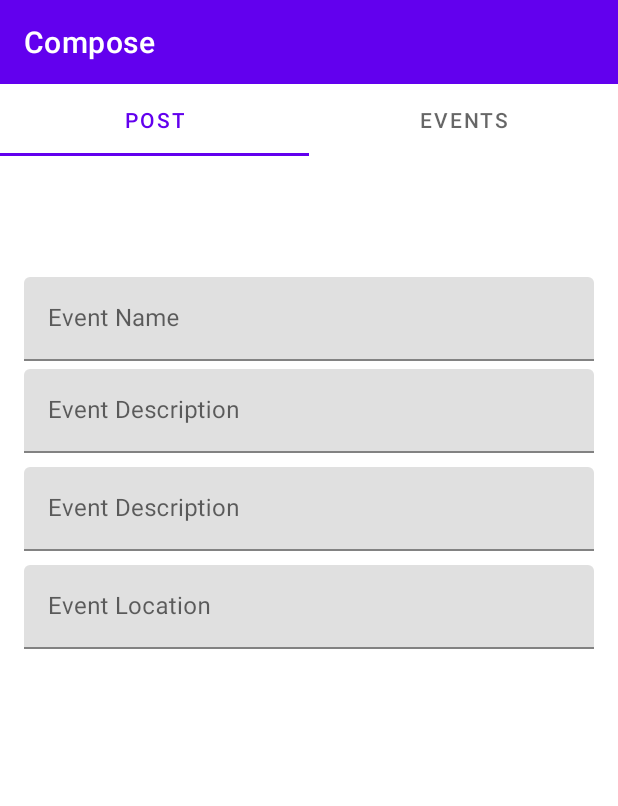
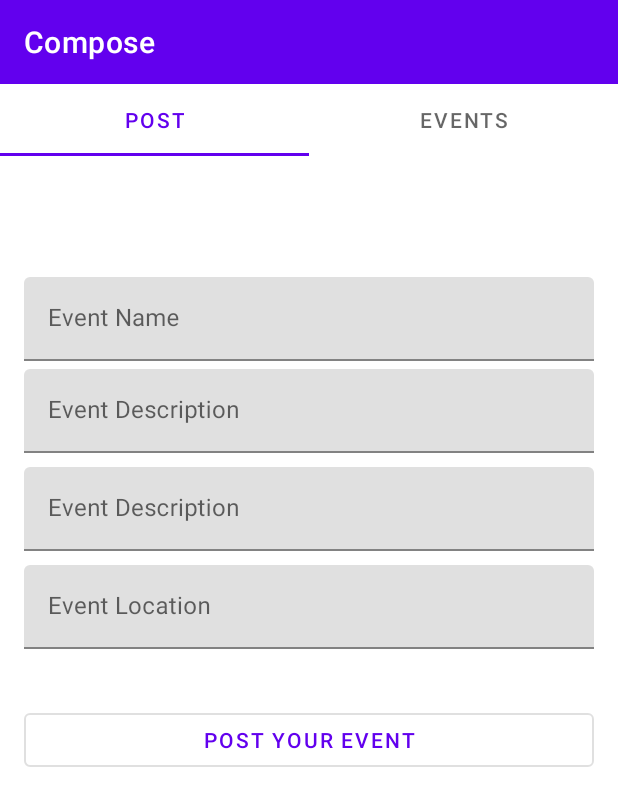
Before and after one commit to patrice99/Patrice-MusicApp, an Android app: the fragment ComposeEventFragment placed in its activity, on a phone screen of 412 x 824 dp. Shown: the top 806 px of the screen. Run offline under Robolectric (Android 15) with nearby library versions, the phone set to English and light mode, and no system bars; libraries missing offline, so code that uses them is left out: com.parse.

Commit message:
Set on click listener on the done button and added savemethod which got the data from the edit texts and saved the event in background to Parse

```diff
--- a/app/src/main/java/com/example/patrice_musicapp/fragments/ComposeEventFragment.java
+++ b/app/src/main/java/com/example/patrice_musicapp/fragments/ComposeEventFragment.java
@@ -1,28 +1,53 @@
 package com.example.patrice_musicapp.fragments;
 
 import android.app.DatePickerDialog;
+import android.content.Intent;
 import android.os.Bundle;
 
 import androidx.annotation.NonNull;
 import androidx.annotation.Nullable;
 import androidx.fragment.app.Fragment;
 
+import android.util.Log;
 import android.view.LayoutInflater;
 import android.view.View;
 import android.view.ViewGroup;
+import android.widget.Button;
 import android.widget.DatePicker;
 import android.widget.EditText;
+import android.widget.ImageView;
+import android.widget.Toast;
 
 import com.example.patrice_musicapp.R;
+import com.example.patrice_musicapp.activities.MainActivity;
+import com.example.patrice_musicapp.models.Event;
+import com.example.patrice_musicapp.models.Post;
+import com.example.patrice_musicapp.utils.ImageUtil;
+import com.google.android.gms.maps.model.LatLng;
+import com.parse.ParseException;
+import com.parse.ParseFile;
+import com.parse.ParseGeoPoint;
+import com.parse.ParseUser;
+import com.parse.SaveCallback;
 
+import java.io.File;
+import java.io.IOException;
 import java.text.SimpleDateFormat;
 import java.util.Calendar;
+import java.util.Date;
 import java.util.Locale;
 
 
 public class ComposeEventFragment extends Fragment {
     final Calendar myCalendar = Calendar.getInstance();
+    public static final String TAG = ComposeEventFragment.class.getSimpleName();
+    Date date;
     EditText etDate;
+    EditText etName;
+    EditText etDescription;
+    EditText etLocation;
+    ImageView ivEventImage;
+    Button btnDone;
 
     @Override
     public View onCreateView(LayoutInflater inflater, ViewGroup container,
@@ -36,7 +61,13 @@ public class ComposeEventFragment extends Fragment {
         super.onViewCreated(view, savedInstanceState);
 
         etDate = view.findViewById(R.id.etDate);
-        final DatePickerDialog.OnDateSetListener date = new DatePickerDialog.OnDateSetListener() {
+        etName = view.findViewById(R.id.etName);
+        etDescription = view.findViewById(R.id.etDescription);
+        etLocation = view.findViewById(R.id.etLocation);
+        ivEventImage = view.findViewById(R.id.ivEventImage);
+        btnDone = view.findViewById(R.id.btnDone);
+
+        final DatePickerDialog.OnDateSetListener datePicker = new DatePickerDialog.OnDateSetListener() {
 
 
             @Override
@@ -45,17 +76,78 @@ public class ComposeEventFragment extends Fragment {
                 myCalendar.set(Calendar.MONTH, monthOfYear);
                 myCalendar.set(Calendar.DAY_OF_MONTH, dayOfMonth);
                 updateLabel();
+
+                Calendar calendar = Calendar.getInstance();
+                calendar.set(year, monthOfYear, dayOfMonth);
+
+                date = calendar.getTime();
             }
         };
 
         etDate.setOnClickListener(new View.OnClickListener() {
             @Override
             public void onClick(View v) {
-                new DatePickerDialog(getContext(), date, myCalendar
+                new DatePickerDialog(getContext(), datePicker, myCalendar
                         .get(Calendar.YEAR), myCalendar.get(Calendar.MONTH),
                         myCalendar.get(Calendar.DAY_OF_MONTH)).show();
             }
         });
+
+        //set on click listeners
+        btnDone.setOnClickListener(new View.OnClickListener() {
+            @Override
+            public void onClick(View view) {
+                //collect all three pieces of info and make a post out of it
+                //get the description
+                String description = etDescription.getText().toString();
+                if (description.isEmpty()){
+                    Toast.makeText(getContext(), "Description cannot be empty", Toast.LENGTH_SHORT).show();
+                    return;
+                }
+                //get the user
+                ParseUser currentUser = ParseUser.getCurrentUser();
+                if(ImageUtil.photoFile == null || ivEventImage.getDrawable() == null) {
+                    Toast.makeText(getContext(), "There is no image", Toast.LENGTH_SHORT).show();
+                    return;
+                }
+                //save the location
+                String locationString = etLocation.getText().toString();
+                ParseGeoPoint location = null;
+                try {
+                    location = Event.getLocationFromString(locationString, getContext());
+                } catch (IOException e) {
+                    e.printStackTrace();
+                }
+                String name = etName.getText().toString();
+                //save the post into
+                saveEvents(description, currentUser, ImageUtil.photoFile, location, date, name);
+                //go back to post fragment(which is in MainActivity)
+                Intent intent = new Intent(getContext(), MainActivity.class);
+                startActivity(intent);
+            }
+        });
+    }
+
+    private void saveEvents(String description, ParseUser currentUser, File photoFile, ParseGeoPoint location, Date date, String name) {
+       Event event = new Event();
+       event.setDescription(description);
+       event.setName(name);
+       event.setDate(date);
+       event.setLocation(location);
+       event.setHost(currentUser);
+       event.saveInBackground(new SaveCallback() {
+           @Override
+           public void done(ParseException e) {
+               if (e != null){
+                   Log.e(TAG, "Error while saving", e);
+                   Toast.makeText(getContext(), "Error while saving", Toast.LENGTH_SHORT).show();
+               }
+
+               Log.i(TAG, "Post save was successful!");
+               etDescription.setText(""); // clear out edit text so user does not save the same post twice
+               ivEventImage.setImageResource(0); //clear the image view
+           }
+       });
     }
 
     private void updateLabel() {
--- a/app/src/main/res/layout/fragment_compose_event.xml
+++ b/app/src/main/res/layout/fragment_compose_event.xml
@@ -89,10 +89,13 @@
             android:layout_marginTop="3dp" />
     </com.google.android.material.textfield.TextInputLayout>
 
-
-
-
-
+    <Button
+        android:id="@+id/btnDone"
+        android:layout_width="match_parent"
+        android:layout_height="wrap_content"
+        android:layout_margin="16dp"
+        style="?attr/materialButtonOutlinedStyle"
+        android:text="Post your Event" />
 
 
 </LinearLayout>
```
